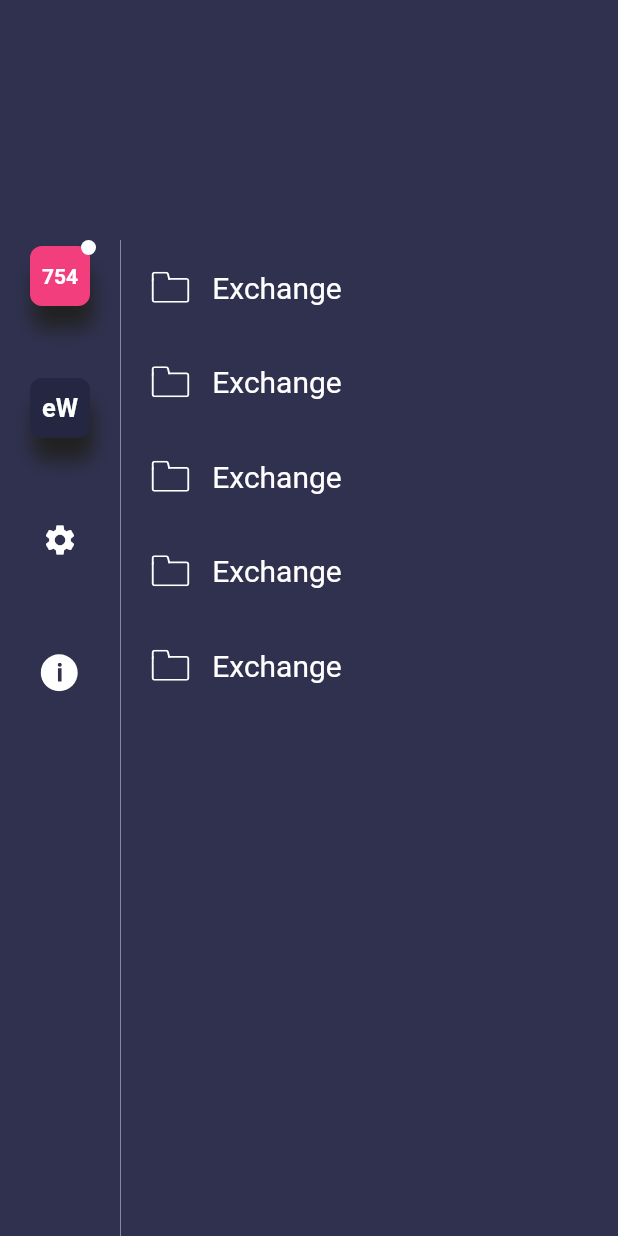
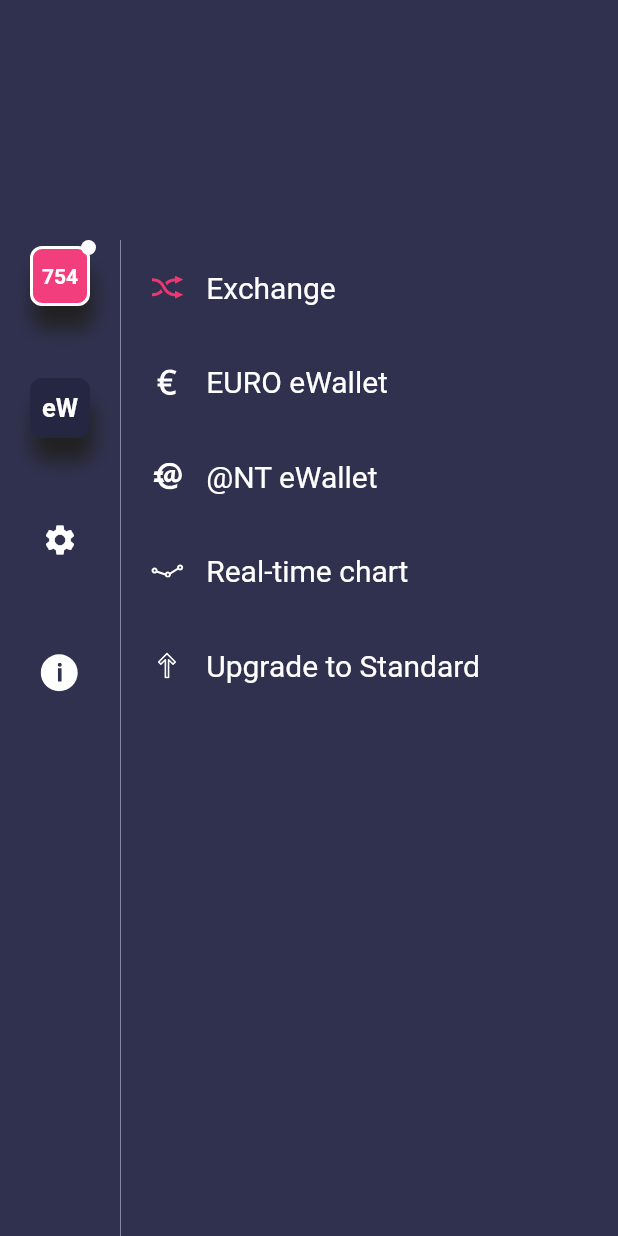
Before and after one commit to EAC-Technology/MobileApp, a Flutter app: the Menu screen opened directly, on a phone screen of 412 x 824 dp. Run offline on Flutter 3.47's test engine with Material 2 defaults, Android fonts, the phone set to English and light mode, and no system bars; our stand-ins replace convert, flutter_svg, rxdart, timeago, uni_links; missing offline and left inert: flutter_webview_plugin; accounts and stored records are empty; network calls fail.

Commit message:
styling ewallet menu section in progress

```diff
--- a/app_in_mail/lib/constants/images.dart
+++ b/app_in_mail/lib/constants/images.dart
@@ -10,4 +10,9 @@ class Img{
   static final icFolder = 'assets/ic_folder.svg';
   static final icSettings = 'assets/ic_settings.svg';
   static final icInfo = 'assets/ic_info.svg';
+  static final icEuro = 'assets/ic_euro.svg';
+  static final icAnt = 'assets/ic_ant.svg';
+  static final icChart = 'assets/ic_chart.svg';
+  static final icUpgrade = 'assets/ic_upgrade.svg';
+   static final icExchange = 'assets/ic_exchange.svg';
 }
--- a/app_in_mail/lib/screens/menu/ewalet_action_list.dart
+++ b/app_in_mail/lib/screens/menu/ewalet_action_list.dart
@@ -1,5 +1,7 @@
+import 'package:app_in_mail/constants/images.dart';
 import 'package:app_in_mail/screens/menu/menu_item_view.dart';
 import 'package:flutter/cupertino.dart';
+import 'package:flutter_svg/svg.dart';
 
 class EwalletActionList extends StatefulWidget {
   @override
@@ -9,12 +11,51 @@ class EwalletActionList extends StatefulWidget {
 class _EwalletActionListState extends State<EwalletActionList> {
   @override
   Widget build(BuildContext context) {
-     return Column( children: <Widget>[
-       MenuItemView(),
-       MenuItemView(),
-       MenuItemView(),
-       MenuItemView(),
-       MenuItemView(),
-     ],);
+    return Column(
+      children: <Widget>[
+        MenuItemView(
+          title: 'Exchange',
+          icon: SvgPicture.asset(
+            Img.icExchange,
+            width: 22.0,
+            height: 18.0,
+          ),
+        ),
+        MenuItemView(
+          title: 'EURO eWallet',
+          icon: SvgPicture.asset(
+            Img.icEuro,
+            width: 22.0,
+            height: 18.0,
+          ),
+        ),
+        MenuItemView(
+          title: '@NT eWallet',
+          icon: SvgPicture.asset(
+            Img.icAnt,
+            width: 22.0,
+            height: 18.0,
+          ),
+        ),
+        MenuItemView(
+          title: 'Real-time chart',
+          icon: SvgPicture.asset(
+            Img.icChart,
+            width: 22.0,
+            height: 18.0,
+          ),
+        ),
+        MenuItemView(
+          title: 'Upgrade to Standard',
+          icon: SvgPicture.asset(
+            Img.icUpgrade,
+            width: 22.0,
+            height: 18.0,
+          ),
+        ),
+      ],
+    );
   }
 }
+
+//TODO : add  localizations
--- a/app_in_mail/lib/screens/menu/menu.dart
+++ b/app_in_mail/lib/screens/menu/menu.dart
@@ -32,7 +32,7 @@ class _MenuState extends State<Menu> {
                   ),
                   Expanded(
                     //child: Container(child: FolderListView()),
-                    child: Container(child: EwalletActionList()),
+                    child: Container(child: EwalletActionList()) ,
                   )
                 ],
               ),
--- a/app_in_mail/lib/screens/menu/menu_button.dart
+++ b/app_in_mail/lib/screens/menu/menu_button.dart
@@ -29,7 +29,7 @@ class _MenuButtonState extends State<MenuButton> {
             height: 40,
             decoration: new BoxDecoration(
                 border: widget.isSelected
-                    ? Border.all(0, color: Colors.white, width: 2)
+                    ? Border.all(color: Colors.white, width: 2)
                     : null,
                 boxShadow: [
                   BoxShadow(
--- a/app_in_mail/lib/screens/menu/menu_item_view.dart
+++ b/app_in_mail/lib/screens/menu/menu_item_view.dart
@@ -1,11 +1,11 @@
-import 'package:app_in_mail/constants/images.dart';
-import 'package:app_in_mail/model/mailbox.dart';
 import 'package:flutter/material.dart';
 import 'package:flutter_svg/svg.dart';
 
 class MenuItemView extends StatefulWidget {
-  final Mailbox mailbox;
-  MenuItemView({this.mailbox});
+  final String title;
+  final SvgPicture icon;
+
+  MenuItemView({this.title, this.icon});
 
   @override
   _MenuItemViewState createState() => _MenuItemViewState();
@@ -14,19 +14,18 @@ class MenuItemView extends StatefulWidget {
 class _MenuItemViewState extends State<MenuItemView> {
   @override
   Widget build(BuildContext context) {
-    return Padding(padding: EdgeInsets.only(left: 20, top: 20, bottom: 20, right: 20),
-    child: Row( children: <Widget>[
-      SvgPicture.asset(
-                  Img.icFolder,
-                  width: 26.0,
-                ),
-                Container(
-                  width: 15,
-                ), //spacing between icon and tittle
-                Text(
-                  'Exchange',
-                  style: TextStyle(color: Colors.white, fontSize: 20),
-                ),
-    ],), );
+    return Padding(
+      padding: EdgeInsets.only(left: 20, top: 20, bottom: 20, right: 20),
+      child: Row(
+        children: <Widget>[
+          widget.icon,
+          Container(width: 15,),
+          Text(
+            widget.title,
+            style: TextStyle(color: Colors.white, fontSize: 20),
+          ),
+        ],
+      ),
+    );
   }
 }
```
Also changed, not shown: app_in_mail/assets/ic_ant.svg (added), app_in_mail/assets/ic_chart.svg (added), app_in_mail/assets/ic_euro.svg (added), app_in_mail/assets/ic_exchange.svg (added), app_in_mail/assets/ic_upgrade.svg (added).
